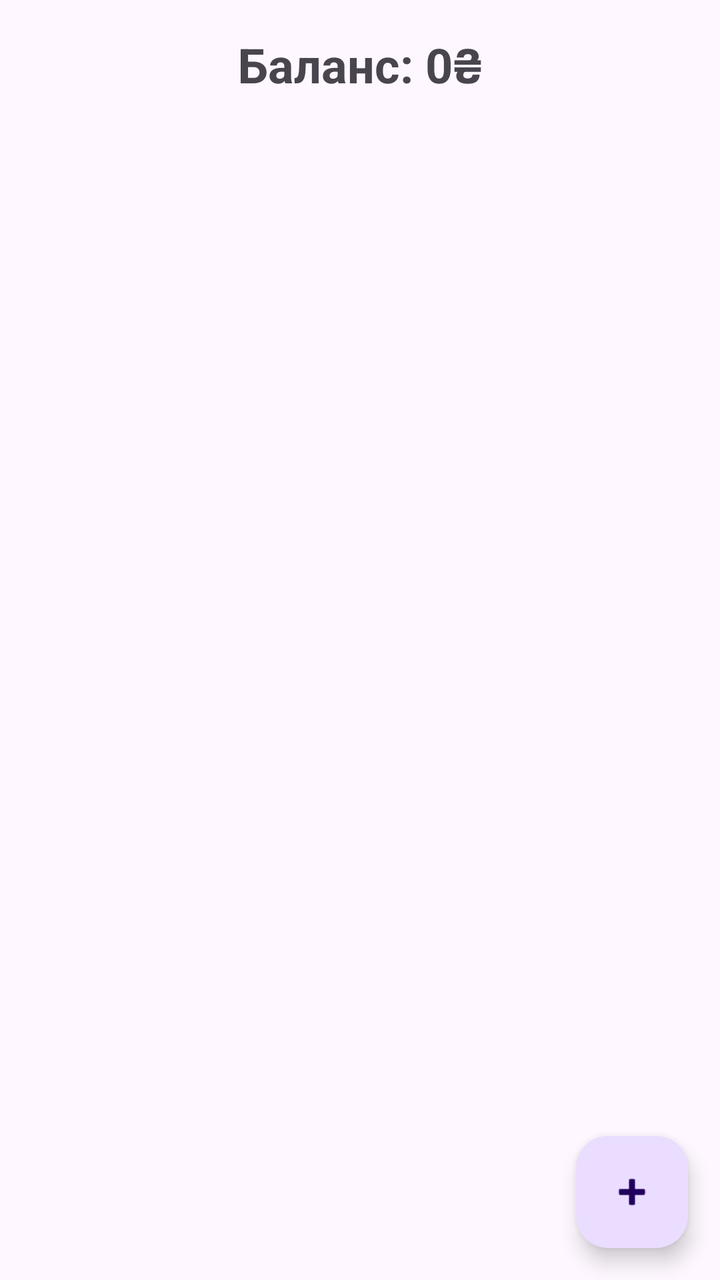
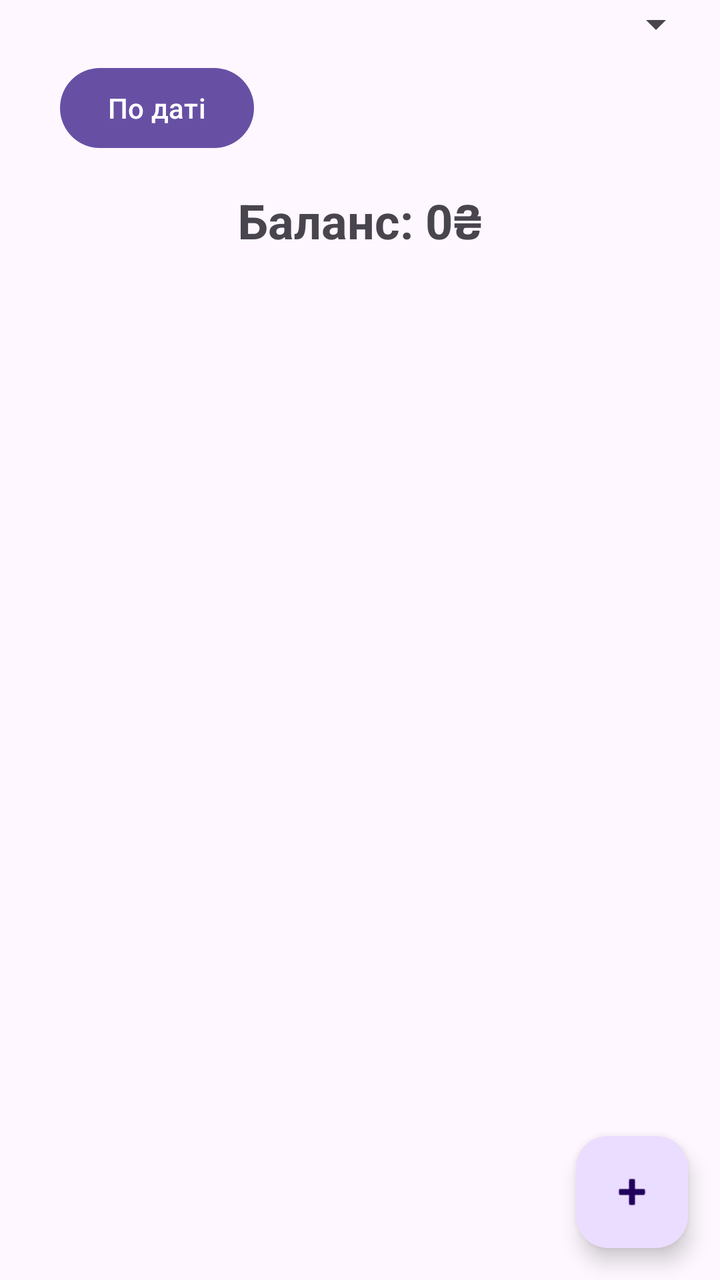

Compare the two renders of this Android layout. The source of the first and the diff that turns it into the second are given below.
<!-- AndroidManifest.xml: application theme Theme.TrackerCosts -->
<!-- res/layout/tracker_fragment_expense_list.xml -->
<?xml version="1.0" encoding="utf-8"?>
<androidx.constraintlayout.widget.ConstraintLayout
    xmlns:android="http://schemas.android.com/apk/res/android"
    xmlns:app="http://schemas.android.com/apk/res-auto"
    android:layout_width="match_parent"
    android:layout_height="match_parent">

    <TextView
        android:id="@+id/tv_total_balance"
        android:layout_width="wrap_content"
        android:layout_height="wrap_content"
        android:text="Баланс: 0₴"
        android:textSize="24sp"
        android:textStyle="bold"
        android:padding="16dp"
        app:layout_constraintTop_toTopOf="parent"
        app:layout_constraintStart_toStartOf="parent"
        app:layout_constraintEnd_toEndOf="parent" />

    <androidx.recyclerview.widget.RecyclerView
        android:id="@+id/rv_expenses"
        android:layout_width="0dp"
        android:layout_height="0dp"
        android:padding="8dp"
        app:layout_constraintTop_toBottomOf="@id/tv_total_balance"
        app:layout_constraintBottom_toBottomOf="parent"
        app:layout_constraintStart_toStartOf="parent"
        app:layout_constraintEnd_toEndOf="parent" />

    <com.google.android.material.floatingactionbutton.FloatingActionButton
        android:id="@+id/fab_add_expense"
        android:layout_width="wrap_content"
        android:layout_height="wrap_content"
        android:layout_margin="16dp"
        android:contentDescription="Додати витрату"
        android:src="@android:drawable/ic_input_add"
        app:layout_constraintBottom_toBottomOf="parent"
        app:layout_constraintEnd_toEndOf="parent" />

</androidx.constraintlayout.widget.ConstraintLayout>
<!-- resources referenced by this layout -->
<resources>
  <style name="Theme.TrackerCosts" parent="Base.Theme.TrackerCosts" />
  <style name="Base.Theme.TrackerCosts" parent="Theme.Material3.DayNight.NoActionBar">
          
          
      </style>
</resources>

<!-- the commit's change to res/layout/tracker_fragment_expense_list.xml (unified diff, before → after) -->
@@ -4,6 +4,29 @@
     xmlns:app="http://schemas.android.com/apk/res-auto"
     android:layout_width="match_parent"
     android:layout_height="match_parent">
+
+    <Button
+        android:id="@+id/btn_sort_date"
+        android:layout_width="wrap_content"
+        android:layout_height="wrap_content"
+        android:layout_margin="30dp"
+        android:layout_marginStart="4dp"
+        android:layout_marginTop="64dp"
+        android:text="По даті"
+        app:layout_constraintStart_toStartOf="parent"
+        app:layout_constraintTop_toTopOf="parent" />
+
+    <Spinner
+        android:id="@+id/spinner_filter_category"
+        android:layout_width="0dp"
+        android:layout_height="wrap_content"
+        android:layout_margin="8dp"
+        android:layout_marginTop="56dp"
+        app:layout_constraintBaseline_toBaselineOf="@id/btn_sort_date"
+        app:layout_constraintEnd_toEndOf="parent"
+        app:layout_constraintHorizontal_bias="0.533"
+        app:layout_constraintStart_toEndOf="@id/btn_sort_date"
+        app:layout_constraintTop_toTopOf="parent" />
 
     <TextView
         android:id="@+id/tv_total_balance"
@@ -13,7 +36,7 @@
         android:textSize="24sp"
         android:textStyle="bold"
         android:padding="16dp"
-        app:layout_constraintTop_toTopOf="parent"
+        app:layout_constraintTop_toBottomOf="@id/btn_sort_date"
         app:layout_constraintStart_toStartOf="parent"
         app:layout_constraintEnd_toEndOf="parent" />
 
